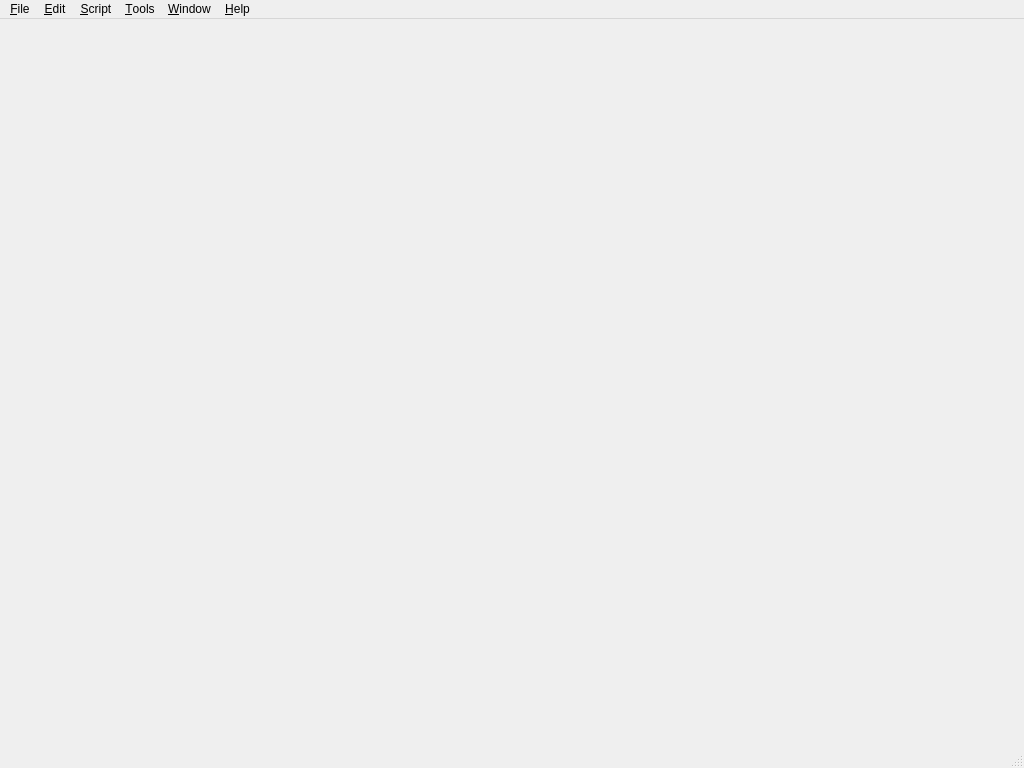
This is mainwindow.ui in ia-dev/opensimQt as Qt 5 draws it before an edit. The edited form follows.
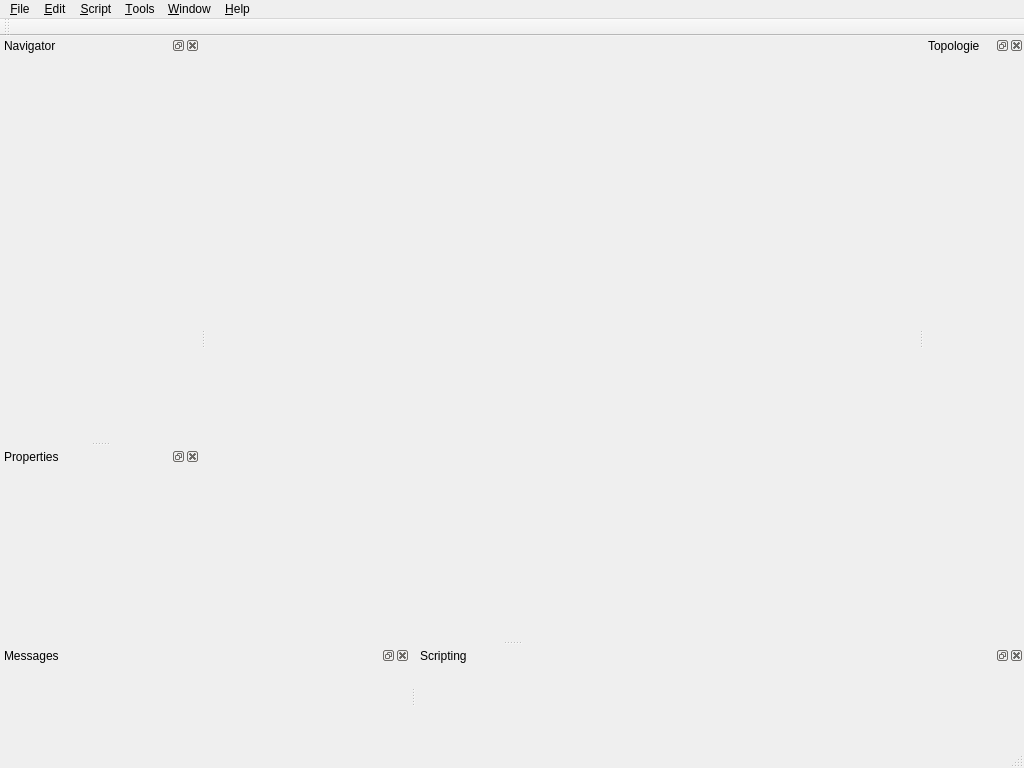
This is the edited form. Icons and pictures are not drawn.

Commit message: initial dock widgets layout

```diff
--- a/mainwindow.ui
+++ b/mainwindow.ui
@@ -134,6 +134,90 @@
    <addaction name="menu_Help"/>
   </widget>
   <widget class="QStatusBar" name="statusbar"/>
+  <widget class="QToolBar" name="toolBar">
+   <property name="windowTitle">
+    <string>toolBar</string>
+   </property>
+   <attribute name="toolBarArea">
+    <enum>TopToolBarArea</enum>
+   </attribute>
+   <attribute name="toolBarBreak">
+    <bool>false</bool>
+   </attribute>
+  </widget>
+  <widget class="QDockWidget" name="messagesDock">
+   <property name="allowedAreas">
+    <set>Qt::BottomDockWidgetArea|Qt::RightDockWidgetArea|Qt::TopDockWidgetArea</set>
+   </property>
+   <property name="windowTitle">
+    <string>Messages</string>
+   </property>
+   <attribute name="dockWidgetArea">
+    <number>8</number>
+   </attribute>
+   <widget class="QWidget" name="dockWidgetContents_9"/>
+  </widget>
+  <widget class="QDockWidget" name="navigatorDock">
+   <property name="minimumSize">
+    <size>
+     <width>200</width>
+     <height>40</height>
+    </size>
+   </property>
+   <property name="windowTitle">
+    <string>Navigator</string>
+   </property>
+   <attribute name="dockWidgetArea">
+    <number>1</number>
+   </attribute>
+   <widget class="QWidget" name="treeContents">
+    <property name="layoutDirection">
+     <enum>Qt::LeftToRight</enum>
+    </property>
+   </widget>
+  </widget>
+  <widget class="QDockWidget" name="propertiesDock">
+   <property name="acceptDrops">
+    <bool>true</bool>
+   </property>
+   <property name="windowTitle">
+    <string>Properties</string>
+   </property>
+   <attribute name="dockWidgetArea">
+    <number>1</number>
+   </attribute>
+   <widget class="QWidget" name="dockWidgetContents_2"/>
+  </widget>
+  <widget class="QDockWidget" name="scriptingDock">
+   <property name="minimumSize">
+    <size>
+     <width>86</width>
+     <height>100</height>
+    </size>
+   </property>
+   <property name="windowTitle">
+    <string>Scripting</string>
+   </property>
+   <attribute name="dockWidgetArea">
+    <number>8</number>
+   </attribute>
+   <widget class="QWidget" name="dockWidgetContents"/>
+  </widget>
+  <widget class="QDockWidget" name="topologyDock">
+   <property name="minimumSize">
+    <size>
+     <width>100</width>
+     <height>40</height>
+    </size>
+   </property>
+   <property name="windowTitle">
+    <string>Topologie</string>
+   </property>
+   <attribute name="dockWidgetArea">
+    <number>2</number>
+   </attribute>
+   <widget class="QWidget" name="dockWidgetContents_3"/>
+  </widget>
   <action name="actionOpen_Model">
    <property name="icon">
     <iconset resource="resources.qrc">
```
Left out of the diff: 28 changed lines with no effect on the pictures. The commit also changes 1 other file.
